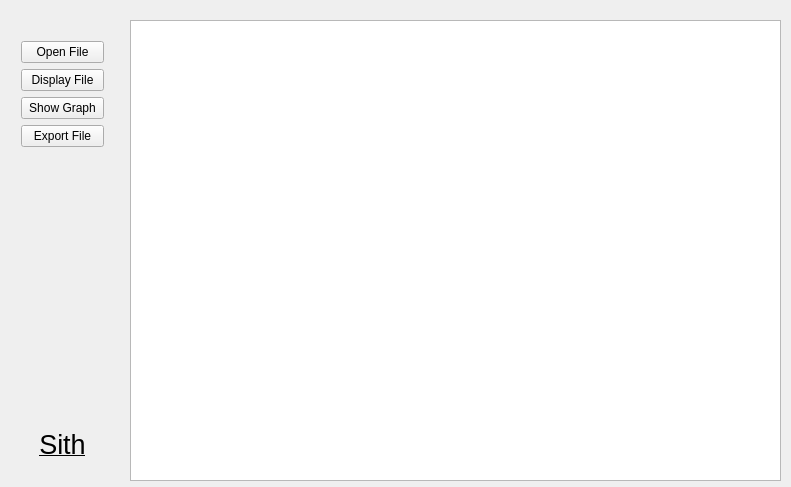
Qt form mainwindow.ui (ajnovice/sith) before a commit.
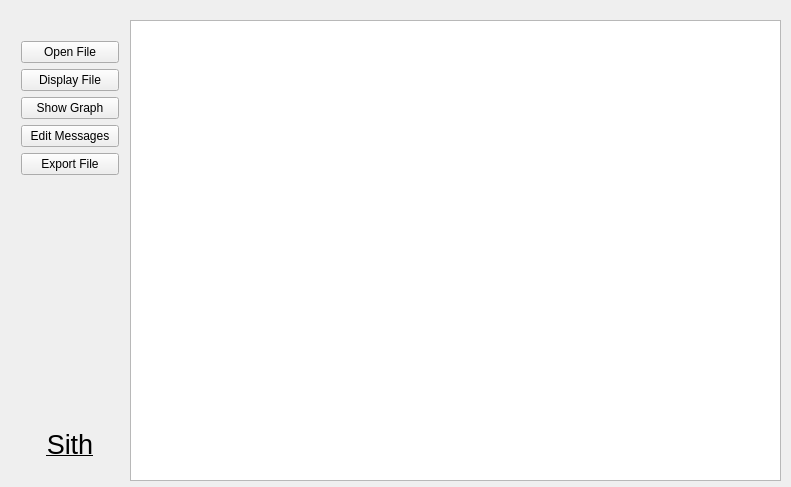
The same form after that commit.

```diff
--- a/mainwindow.ui
+++ b/mainwindow.ui
@@ -24,12 +24,12 @@
      </rect>
     </property>
    </widget>
-   <widget class="QWidget" name="">
+   <widget class="QWidget" name="layoutWidget">
     <property name="geometry">
      <rect>
       <x>10</x>
       <y>30</y>
-      <width>105</width>
+      <width>120</width>
       <height>441</height>
      </rect>
     </property>
@@ -55,6 +55,13 @@
        </property>
       </widget>
      </item>
+     <item>
+      <widget class="QPushButton" name="pushButton_5">
+       <property name="text">
+        <string>Edit Messages</string>
+       </property>
+      </widget>
+     </item>
      <item>
       <widget class="QPushButton" name="pushButton_3">
        <property name="text">
```
